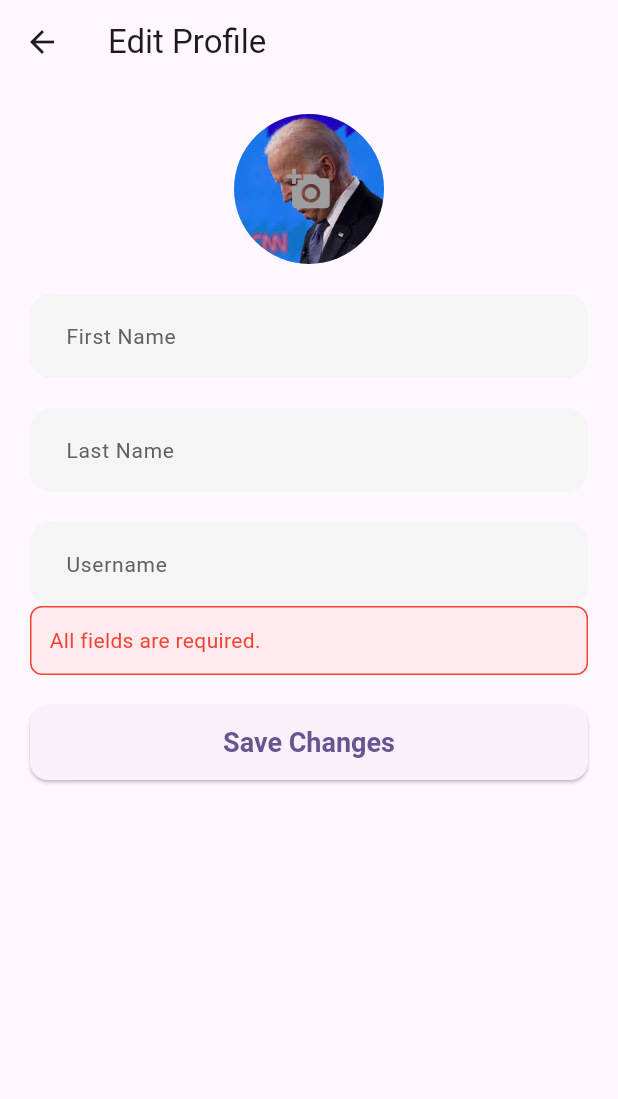
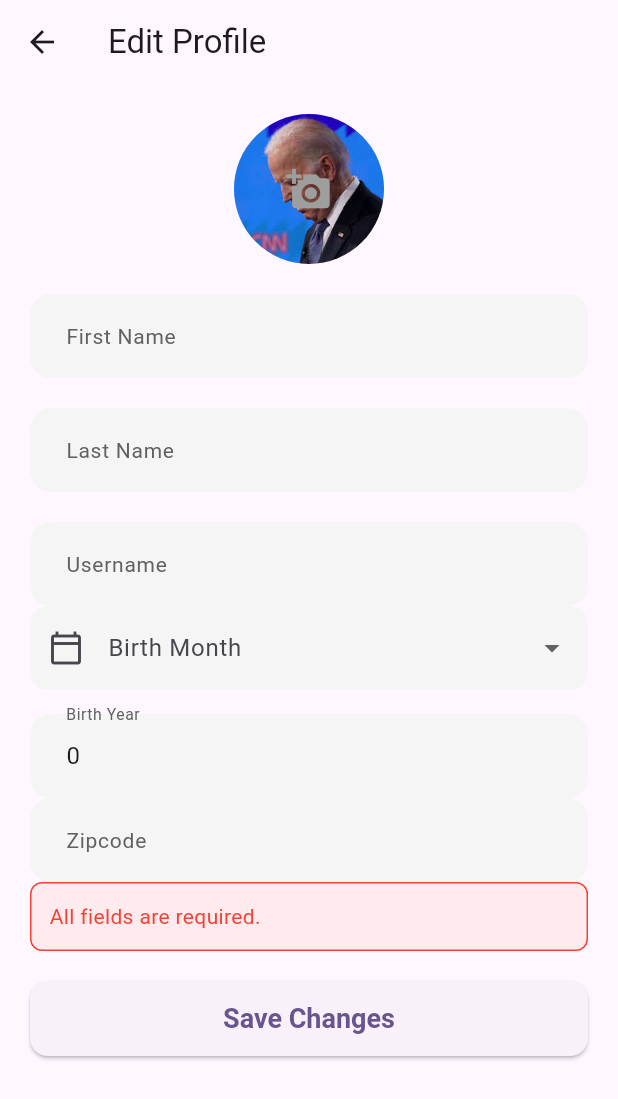
Before and after one commit to ashtyn-roberts/Lawgic, a Flutter app: the EditProfile screen opened directly, after a tap on "Save Changes", on a phone screen of 412 x 824 dp. Shown: the top 1099 px of the screen. Run offline on Flutter 3.47's test engine with Material 3 defaults, Android fonts, the phone set to English and light mode, and no system bars; our stand-ins replace cloud_firestore, firebase_auth, firebase_core, firebase_storage, geolocator, google_maps_flutter and 2 more; accounts and stored records are empty.

Commit message:
Add voter registration fields to edit profile
Introduces ZIP code, birth month, and birth year fields to the edit profile screen for voter registration purposes. Includes input validation for ZIP code and birth year, updates data loading and saving logic, and adds corresponding UI elements.

```diff
--- a/lib/screens/editprofile_screen.dart
+++ b/lib/screens/editprofile_screen.dart
@@ -16,6 +16,11 @@ class _EditProfileState extends State<EditProfile> {
   final _usernameController = TextEditingController();
   final _firstnameController = TextEditingController();
   final _lastnameController = TextEditingController();
+
+    //Voter registration fields
+  final _zipCodeController = TextEditingController();
+  int? _selectedBirthMonth;
+  final _birthYearController = TextEditingController();
   Uint8List? _image;
   String? _imageUrl;
 
@@ -37,6 +42,8 @@ class _EditProfileState extends State<EditProfile> {
     _usernameController.dispose();
     _firstnameController.dispose();
     _lastnameController.dispose();
+    _zipCodeController.dispose();
+    _birthYearController.dispose();
     super.dispose();
   }
 
@@ -45,6 +52,13 @@ class _EditProfileState extends State<EditProfile> {
       setState(fn);
     }
   }
+
+final List<String> _months = [
+    'January', 'February', 'March', 'April', 'May', 'June',
+    'July', 'August', 'September', 'October', 'November', 'December'
+  ];
+
+
 
 // creates imagepicker that allows users to pick an image from a source
   Future<Uint8List?> pickImage(ImageSource source ) async{
@@ -116,7 +130,12 @@ class _EditProfileState extends State<EditProfile> {
         _usernameController.text = data['username']?.toString() ?? '';
         _firstnameController.text = data['first_name']?.toString() ?? '';
         _lastnameController.text = data['last_name']?.toString() ?? '';
+        _birthYearController.text = data['birth_year']?.toString() ?? '';
+        _zipCodeController.text = data['zip_code']?.toString() ?? '';
         _imageUrl = data['ProfilePicUrl'] ?? '';
+        _selectedBirthMonth = (data['birth_month'] is int)
+                                ?data['birth_month']
+                                :null;
 
 
 
@@ -151,7 +170,20 @@ class _EditProfileState extends State<EditProfile> {
       _safeSetState(() => _error = "All fields are required.");
       return;
     }
+    // Validate ZIP code
+    if (_zipCodeController.text.length != 5) {
+      if (!mounted) return;
+      setState(() => _error = 'ZIP code must be 5 digits.');
+      return;
+    }
 
+    // Validate birth year
+    final birthYear = int.tryParse(_birthYearController.text);
+    if (birthYear == null || birthYear < 1900 || birthYear > DateTime.now().year - 18) {
+      if (!mounted) return;
+      setState(() => _error = 'Please enter a valid birth year (must be 18+).');
+      return;
+    }
     _safeSetState(() {
       _saving = true;
       _error = null;
@@ -173,6 +205,9 @@ class _EditProfileState extends State<EditProfile> {
             'ProfilePicUrl': _imageUrl != null
                 ? "${_imageUrl!}?v=${DateTime.now().millisecondsSinceEpoch}"
                 : '',
+            'zip_code': _zipCodeController.text.trim(),
+            'birth_month': _selectedBirthMonth,
+            'birth_year': int.parse(_birthYearController.text.trim()),
             'updated_at': FieldValue.serverTimestamp(),
           }, SetOptions(merge: true));
 
@@ -282,6 +317,37 @@ class _EditProfileState extends State<EditProfile> {
                     decoration: _inputStyle('Username'),
                   ),
 
+              // Birth Month Dropdown
+              DropdownButtonFormField<int>(
+                value: _selectedBirthMonth,
+                decoration: const InputDecoration(
+                  labelText: 'Birth Month',
+                  prefixIcon: Icon(Icons.calendar_today_outlined),
+                ),
+                items: List.generate(12, (index) {
+                  return DropdownMenuItem(
+                    value: index + 1,
+                    child: Text(_months[index]),
+                  );
+                }),
+                onChanged: (value) {
+                  setState(() {
+                    _selectedBirthMonth = value;
+                  });
+                },
+              ),
+              const SizedBox(height: 16),
+                  TextField(
+                    controller:_birthYearController,
+                    decoration: _inputStyle('Birth Year'),
+                  ),
+
+                  TextField(
+                    controller:_zipCodeController,
+                    decoration: _inputStyle('Zipcode'),
+                  ),
+
+
 
                   // Error Message
                   if (_error != null)
```
